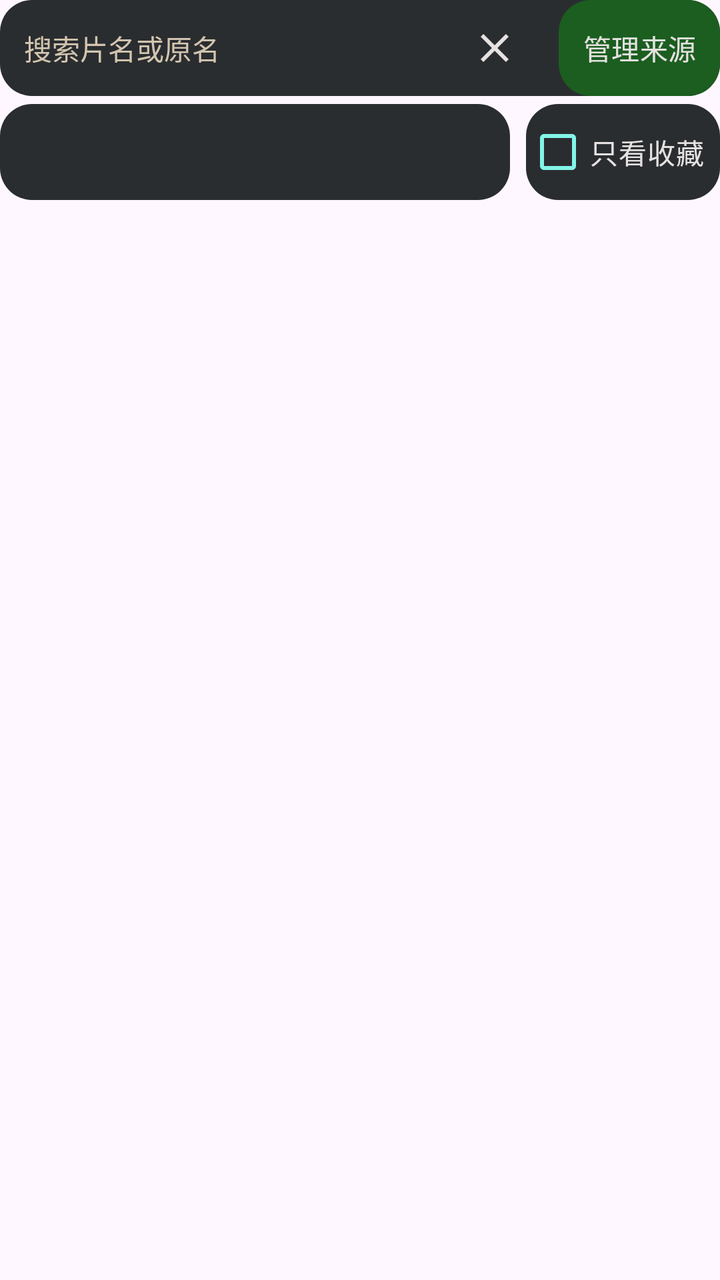
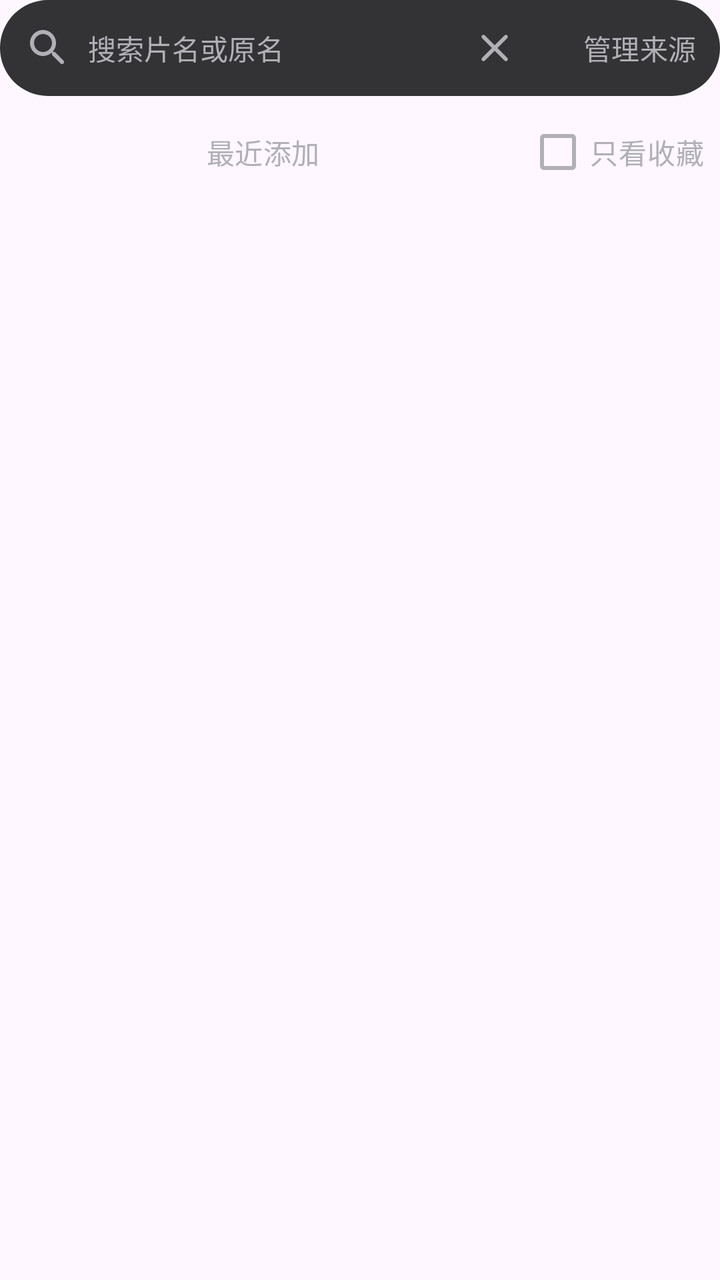

An Android layout rendered at two revisions. The XML below is the earlier revision; the diff shows what the commit changed to produce the second picture.
<!-- AndroidManifest.xml: another module's application theme Theme.YuanBaoTv -->
<!-- res/layout/layout_library_tools.xml -->
<?xml version="1.0" encoding="utf-8"?>
<LinearLayout xmlns:android="http://schemas.android.com/apk/res/android"
    android:layout_width="match_parent"
    android:layout_height="wrap_content"
    android:orientation="vertical">

    <LinearLayout
        android:layout_width="match_parent"
        android:layout_height="48dp"
        android:background="@drawable/bg_tv_button_focus"
        android:gravity="center_vertical"
        android:orientation="horizontal">
        <EditText
            android:id="@+id/et_library_search"
            android:layout_width="0dp"
            android:layout_height="match_parent"
            android:layout_weight="1"
            android:background="@null"
            android:hint="@string/library_search_hint"
            android:imeOptions="actionSearch"
            android:inputType="text"
            android:maxLength="120"
            android:paddingHorizontal="12dp"
            android:singleLine="true"
            android:textColor="@color/tv_text_primary"
            android:textColorHint="@color/tv_text_secondary"
            android:textSize="@dimen/ui_text_body" />
        <ImageButton
            android:id="@+id/btn_clear_library_search"
            android:layout_width="48dp"
            android:layout_height="48dp"
            android:background="@drawable/bg_tv_button_focus"
            android:contentDescription="@string/library_clear_search"
            android:padding="12dp"
            android:src="@drawable/ic_tv_close"
            android:tint="@color/tv_text_primary" />
        <Button android:id="@+id/btn_library_sources" android:layout_width="wrap_content" android:layout_height="48dp" android:minHeight="@dimen/ui_action_min_height" android:minWidth="0dp" android:layout_marginStart="@dimen/feature_res_spacing_small" android:paddingHorizontal="12dp" android:backgroundTint="@null" android:background="@drawable/bg_tv_button_focus" android:text="@string/library_manage_sources" android:textColor="@color/tv_control_text" android:textSize="@dimen/ui_text_body" />
    </LinearLayout>

    <LinearLayout
        android:layout_width="match_parent"
        android:layout_height="48dp"
        android:layout_marginTop="4dp"
        android:gravity="center_vertical"
        android:orientation="horizontal">
        <Spinner
            android:id="@+id/spinner_library_sort"
            android:layout_width="0dp"
            android:layout_height="48dp"
            android:layout_weight="1"
            android:background="@drawable/bg_tv_button_focus"
            android:contentDescription="@string/library_sort"
            android:paddingHorizontal="@dimen/feature_res_spacing_small"
            android:popupBackground="@color/tv_bg_dark"
            android:spinnerMode="dropdown" />
        <CheckBox
            android:id="@+id/check_library_favorites"
            android:layout_width="wrap_content"
            android:layout_height="48dp"
            android:layout_marginStart="@dimen/feature_res_spacing_small"
            android:background="@drawable/bg_tv_button_focus"
            android:buttonTint="@color/tv_accent_cyan"
            android:maxLines="1"
            android:paddingEnd="@dimen/feature_res_spacing_small"
            android:text="@string/library_favorites_only"
            android:textColor="@color/tv_text_primary"
            android:textSize="@dimen/ui_text_body" />
    </LinearLayout>

</LinearLayout>
<!-- resources referenced by this layout -->
<resources>
  <color name="tv_accent_cyan">#84F5E8</color>
  <color name="tv_bg_dark">#131313</color>
  <color name="tv_text_primary">#E5E2E1</color>
  <color name="tv_text_secondary">#D3C5AF</color>
  <dimen name="ui_action_min_height">48dp</dimen>
  <dimen name="ui_text_body">14sp</dimen>
  <!-- drawable bg_tv_button_focus (drawable) -->
  <?xml version="1.0" encoding="utf-8"?>
  <selector xmlns:android="http://schemas.android.com/apk/res/android">
      <item android:state_enabled="false"><shape android:shape="rectangle"><solid android:color="@color/tv_control_disabled"/><corners android:radius="16dp"/></shape></item>
      <item android:state_focused="true"><shape android:shape="rectangle"><solid android:color="@color/tv_control_focused"/><corners android:radius="16dp"/><stroke android:width="2dp" android:color="@color/tv_focus_ring"/></shape></item>
      <item android:state_pressed="true"><shape android:shape="rectangle"><solid android:color="@color/tv_control_focused"/><corners android:radius="16dp"/></shape></item>
      <item android:state_selected="true"><shape android:shape="rectangle"><solid android:color="@color/tv_nav_selected"/><corners android:radius="16dp"/></shape></item>
      <item ><shape android:shape="rectangle"><solid android:color="@color/tv_control_surface"/><corners android:radius="16dp"/></shape></item>
  </selector>
  <!-- drawable ic_tv_close (drawable) -->
  <?xml version="1.0" encoding="utf-8"?>
  <vector xmlns:android="http://schemas.android.com/apk/res/android" android:width="24dp" android:height="24dp" android:viewportWidth="24" android:viewportHeight="24">
      <path android:fillColor="@color/tv_text_primary" android:pathData="M19 6.41L17.59 5 12 10.59 6.41 5 5 6.41 10.59 12 5 17.59 6.41 19 12 13.41 17.59 19 19 17.59 13.41 12z" />
  </vector>
  <string name="library_clear_search">清除搜索</string>
  <string name="library_favorites_only">只看收藏</string>
  <string name="library_manage_sources">管理来源</string>
  <string name="library_search_hint">搜索片名或原名</string>
  <string name="library_sort">排序</string>
  <style name="Theme.YuanBaoTv" parent="Theme.Material3.DayNight.NoActionBar">
          <item name="colorPrimary">@color/primary</item>
          <item name="colorOnPrimary">@color/on_primary</item>
          <item name="android:statusBarColor">@android:color/transparent</item>
          <item name="android:navigationBarColor">@android:color/transparent</item>
          <item name="android:windowLightStatusBar">false</item>
          <item name="buttonStyle">@style/Widget.YuanBaoTv.Button</item>
      </style>
  <color name="tv_control_disabled">#202526</color>
  <color name="tv_control_focused">#344B48</color>
  <color name="tv_focus_ring">#84F5E8</color>
  <color name="tv_nav_selected">#25443F</color>
  <color name="tv_control_surface">#2A2D30</color>
  <color name="primary">#1B5E20</color>
  <color name="on_primary">#FFFFFF</color>
  <style name="Widget.YuanBaoTv.Button" parent="Widget.AppCompat.Button">
          <item name="android:backgroundTint">@null</item>
          <item name="backgroundTint">@null</item>
          <item name="android:textAllCaps">false</item>
      </style>
  <!-- unchanged entries left out for length: 1 -->
</resources>

<!-- the commit's change to res/layout/layout_library_tools.xml (unified diff, before → after) -->
@@ -8,6 +8,7 @@
         android:layout_width="match_parent"
         android:layout_height="48dp"
         android:background="@drawable/bg_tv_button_focus"
+        android:addStatesFromChildren="true"
         android:gravity="center_vertical"
         android:orientation="horizontal">
         <EditText
@@ -16,6 +17,9 @@
             android:layout_height="match_parent"
             android:layout_weight="1"
             android:background="@null"
+            android:drawableStart="@drawable/ic_tv_search"
+            android:drawablePadding="8dp"
+            android:drawableTint="@color/tv_text_secondary"
             android:hint="@string/library_search_hint"
             android:imeOptions="actionSearch"
             android:inputType="text"
@@ -29,12 +33,12 @@
             android:id="@+id/btn_clear_library_search"
             android:layout_width="48dp"
             android:layout_height="48dp"
-            android:background="@drawable/bg_tv_button_focus"
+            android:background="@drawable/bg_tv_light_button"
             android:contentDescription="@string/library_clear_search"
             android:padding="12dp"
             android:src="@drawable/ic_tv_close"
-            android:tint="@color/tv_text_primary" />
-        <Button android:id="@+id/btn_library_sources" android:layout_width="wrap_content" android:layout_height="48dp" android:minHeight="@dimen/ui_action_min_height" android:minWidth="0dp" android:layout_marginStart="@dimen/feature_res_spacing_small" android:paddingHorizontal="12dp" android:backgroundTint="@null" android:background="@drawable/bg_tv_button_focus" android:text="@string/library_manage_sources" android:textColor="@color/tv_control_text" android:textSize="@dimen/ui_text_body" />
+            android:tint="@color/tv_navigation_text" />
+        <Button android:id="@+id/btn_library_sources" android:layout_width="wrap_content" android:layout_height="48dp" android:minHeight="@dimen/ui_action_min_height" android:minWidth="0dp" android:layout_marginStart="@dimen/feature_res_spacing_small" android:paddingHorizontal="12dp" android:backgroundTint="@null" android:background="@drawable/bg_tv_light_button" android:text="@string/library_manage_sources" android:textColor="@color/tv_navigation_text" android:textSize="@dimen/ui_text_body" />
     </LinearLayout>
 
     <LinearLayout
@@ -43,27 +47,34 @@
         android:layout_marginTop="4dp"
         android:gravity="center_vertical"
         android:orientation="horizontal">
-        <Spinner
-            android:id="@+id/spinner_library_sort"
-            android:layout_width="0dp"
-            android:layout_height="48dp"
-            android:layout_weight="1"
-            android:background="@drawable/bg_tv_button_focus"
-            android:contentDescription="@string/library_sort"
-            android:paddingHorizontal="@dimen/feature_res_spacing_small"
-            android:popupBackground="@color/tv_bg_dark"
-            android:spinnerMode="dropdown" />
+            <Button
+        android:id="@+id/btn_library_sort" android:nextFocusUp="@id/btn_filter_all"
+        android:layout_width="0dp"
+        android:layout_height="48dp"
+        android:layout_marginStart="@dimen/feature_res_spacing_small"
+        android:layout_weight="1"
+        android:background="@drawable/bg_tv_light_button"
+        android:backgroundTint="@null"
+        android:text="@string/library_sort_recent"
+        android:textColor="@color/tv_navigation_text"
+        android:textSize="@dimen/ui_text_body" />
+
+    <Spinner
+        android:id="@+id/spinner_library_sort"
+        android:layout_width="0dp"
+        android:layout_height="0dp"
+        android:visibility="gone" />
         <CheckBox
             android:id="@+id/check_library_favorites"
             android:layout_width="wrap_content"
             android:layout_height="48dp"
             android:layout_marginStart="@dimen/feature_res_spacing_small"
-            android:background="@drawable/bg_tv_button_focus"
-            android:buttonTint="@color/tv_accent_cyan"
+            android:background="@drawable/bg_tv_light_button"
+            android:buttonTint="@color/tv_navigation_text"
             android:maxLines="1"
             android:paddingEnd="@dimen/feature_res_spacing_small"
             android:text="@string/library_favorites_only"
-            android:textColor="@color/tv_text_primary"
+            android:textColor="@color/tv_navigation_text"
             android:textSize="@dimen/ui_text_body" />
     </LinearLayout>
 
<!-- resource entries referenced after the edit -->
@@ -1,50 +1,60 @@
 <!-- resources referenced by this layout -->
 <resources>
-  <color name="tv_accent_cyan">#84F5E8</color>
-  <color name="tv_bg_dark">#131313</color>
-  <color name="tv_text_primary">#E5E2E1</color>
-  <color name="tv_text_secondary">#D3C5AF</color>
+  <color name="tv_bg_dark">#101010</color>
+  <color name="tv_bg_card">#1C1C1E</color>
+  <color name="tv_text_primary">#F5F5F7</color>
+  <color name="tv_text_secondary">#B0B0B6</color>
   <dimen name="ui_action_min_height">48dp</dimen>
   <dimen name="ui_text_body">14sp</dimen>
-  <!-- drawable bg_tv_button_focus (drawable) -->
-  <?xml version="1.0" encoding="utf-8"?>
-  <selector xmlns:android="http://schemas.android.com/apk/res/android">
-      <item android:state_enabled="false"><shape android:shape="rectangle"><solid android:color="@color/tv_control_disabled"/><corners android:radius="16dp"/></shape></item>
-      <item android:state_focused="true"><shape android:shape="rectangle"><solid android:color="@color/tv_control_focused"/><corners android:radius="16dp"/><stroke android:width="2dp" android:color="@color/tv_focus_ring"/></shape></item>
-      <item android:state_pressed="true"><shape android:shape="rectangle"><solid android:color="@color/tv_control_focused"/><corners android:radius="16dp"/></shape></item>
-      <item android:state_selected="true"><shape android:shape="rectangle"><solid android:color="@color/tv_nav_selected"/><corners android:radius="16dp"/></shape></item>
-      <item ><shape android:shape="rectangle"><solid android:color="@color/tv_control_surface"/><corners android:radius="16dp"/></shape></item>
-  </selector>
+  <!-- drawable bg_tv_button_focus: vector/xml drawable (drawable, 6630 chars, omitted) -->
+  <!-- drawable bg_tv_light_button (drawable) -->
+  <inset xmlns:android="http://schemas.android.com/apk/res/android" android:drawable="@drawable/bg_nav_link_active"/>
   <!-- drawable ic_tv_close (drawable) -->
-  <?xml version="1.0" encoding="utf-8"?>
   <vector xmlns:android="http://schemas.android.com/apk/res/android" android:width="24dp" android:height="24dp" android:viewportWidth="24" android:viewportHeight="24">
-      <path android:fillColor="@color/tv_text_primary" android:pathData="M19 6.41L17.59 5 12 10.59 6.41 5 5 6.41 10.59 12 5 17.59 6.41 19 12 13.41 17.59 19 19 17.59 13.41 12z" />
+      <path android:fillColor="@color/tv_text_primary" android:pathData="M18.3 5.71c-.39-.39-1.02-.39-1.41 0L12 10.59 7.11 5.7c-.39-.39-1.02-.39-1.41 0-.39.39-.39 1.02 0 1.41L10.59 12 5.7 16.89c-.39.39-.39 1.02 0 1.41.39.39 1.02.39 1.41 0L12 13.41l4.89 4.89c.39.39 1.02.39 1.41 0 .39-.39.39-1.02 0-1.41L13.41 12l4.89-4.89c.38-.38.38-1.02 0-1.4z"/>
+  </vector>
+  <!-- drawable ic_tv_search (drawable) -->
+  <vector xmlns:android="http://schemas.android.com/apk/res/android" android:width="24dp" android:height="24dp" android:viewportWidth="24" android:viewportHeight="24">
+      <path android:fillColor="@color/tv_text_primary" android:pathData="M15.5 14h-.79l-.28-.27c1.2-1.4 1.82-3.31 1.48-5.34-.47-2.78-2.79-5-5.59-5.34-4.23-.52-7.79 3.04-7.27 7.27.34 2.8 2.56 5.12 5.34 5.59 2.03.34 3.94-.28 5.34-1.48l.27.28v.79l4.25 4.25c.41.41 1.08.41 1.49 0 .41-.41.41-1.08 0-1.49L15.5 14zm-6 0C7.01 14 5 11.99 5 9.5S7.01 5 9.5 5 14 7.01 14 9.5 11.99 14 9.5 14z"/>
   </vector>
   <string name="library_clear_search">清除搜索</string>
   <string name="library_favorites_only">只看收藏</string>
   <string name="library_manage_sources">管理来源</string>
   <string name="library_search_hint">搜索片名或原名</string>
-  <string name="library_sort">排序</string>
+  <string name="library_sort_recent">最近添加</string>
   <style name="Theme.YuanBaoTv" parent="Theme.Material3.DayNight.NoActionBar">
           <item name="colorPrimary">@color/primary</item>
           <item name="colorOnPrimary">@color/on_primary</item>
+          <item name="colorSecondary">@color/tv_accent_gold</item>
+          <item name="colorSurface">@color/tv_bg_dark</item>
+          <item name="colorOnSurface">@color/tv_text_primary</item>
+          <item name="colorSurfaceVariant">@color/tv_bg_card</item>
+          <item name="colorOnSurfaceVariant">@color/tv_text_secondary</item>
           <item name="android:statusBarColor">@android:color/transparent</item>
           <item name="android:navigationBarColor">@android:color/transparent</item>
           <item name="android:windowLightStatusBar">false</item>
+          <item name="android:windowBackground">@color/tv_bg_dark</item>
           <item name="buttonStyle">@style/Widget.YuanBaoTv.Button</item>
       </style>
-  <color name="tv_control_disabled">#202526</color>
-  <color name="tv_control_focused">#344B48</color>
-  <color name="tv_focus_ring">#84F5E8</color>
-  <color name="tv_nav_selected">#25443F</color>
-  <color name="tv_control_surface">#2A2D30</color>
-  <color name="primary">#1B5E20</color>
-  <color name="on_primary">#FFFFFF</color>
+  <!-- drawable bg_nav_link_active: vector/xml drawable (drawable, 6631 chars, omitted) -->
+  <color name="primary">#F2F2F7</color>
+  <color name="on_primary">#171719</color>
+  <color name="tv_accent_gold">#B0B0B6</color>
   <style name="Widget.YuanBaoTv.Button" parent="Widget.AppCompat.Button">
           <item name="android:backgroundTint">@null</item>
           <item name="backgroundTint">@null</item>
           <item name="android:textAllCaps">false</item>
+          <item name="android:minHeight">@dimen/ui_action_min_height</item>
+          <item name="android:paddingStart">20dp</item>
+          <item name="android:paddingEnd">20dp</item>
+          <item name="android:drawablePadding">8dp</item>
+          <item name="iconTint">@color/tv_button_text</item>
+          <item name="android:textColor">@color/tv_button_text</item>
+          <item name="android:textSize">@dimen/ui_text_action</item>
+          <item name="android:fontFamily">sans-serif-medium</item>
+          <item name="android:background">@drawable/bg_tv_button_focus</item>
       </style>
+  <dimen name="ui_text_action">14sp</dimen>
   <!-- unchanged entries left out for length: 1 -->
 </resources>
 
